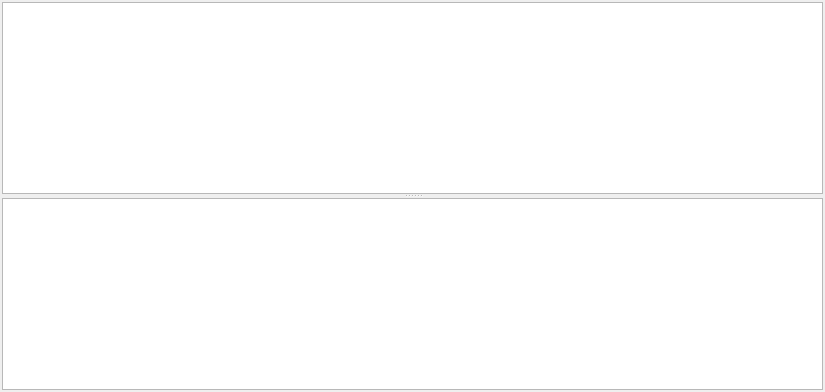
The window that not1mm/data/logwindow.ui (mbridak/not1mm) describes before a commit, drawn with Qt 5.
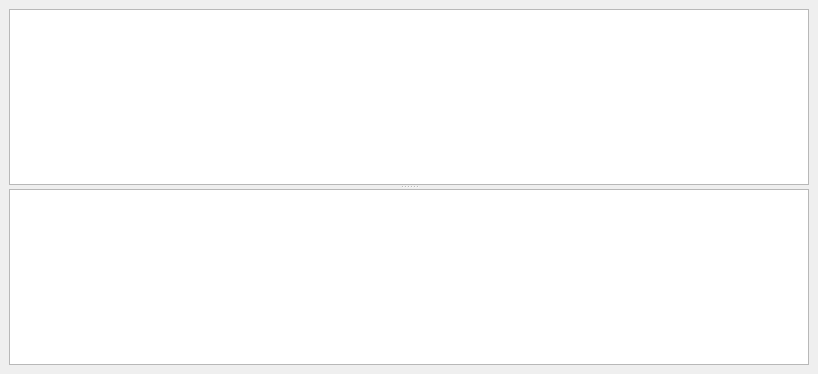
The same window after the commit.

Commit message: Corrected logwindow docking.

What changed in the file:
```diff
--- a/not1mm/data/logwindow.ui
+++ b/not1mm/data/logwindow.ui
@@ -1,31 +1,20 @@
 <?xml version="1.0" encoding="UTF-8"?>
 <ui version="4.0">
- <class>LogWindow</class>
- <widget class="QWidget" name="LogWindow">
+ <class>DockWidget</class>
+ <widget class="QDockWidget" name="DockWidget">
   <property name="geometry">
    <rect>
     <x>0</x>
     <y>0</y>
-    <width>825</width>
-    <height>392</height>
+    <width>818</width>
+    <height>374</height>
    </rect>
   </property>
   <property name="windowTitle">
    <string>QSO Logs</string>
   </property>
+  <widget class="QWidget" name="dockWidgetContents">
   <layout class="QVBoxLayout" name="verticalLayout">
-   <property name="leftMargin">
-    <number>2</number>
-   </property>
-   <property name="topMargin">
-    <number>2</number>
-   </property>
-   <property name="rightMargin">
-    <number>2</number>
-   </property>
-   <property name="bottomMargin">
-    <number>2</number>
-   </property>
    <item>
     <widget class="QSplitter" name="splitter">
      <property name="orientation">
@@ -60,6 +49,7 @@
     </widget>
    </item>
   </layout>
+  </widget>
  </widget>
  <resources/>
  <connections/>
```
Left out of the diff: 2 changed lines with no effect on the pictures. Lines whose indentation alone changed are shown as unchanged. The commit also changes 3 other files.
